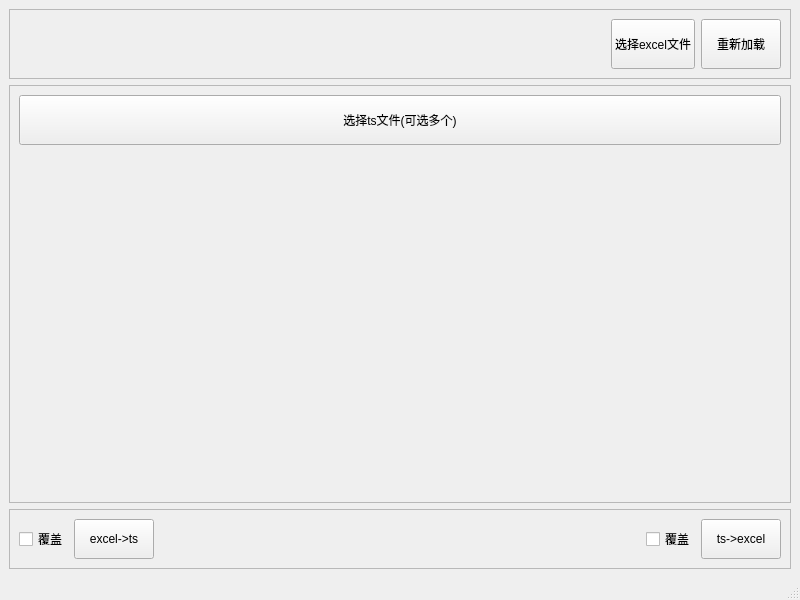
Before: the Qt Designer form QtlangImportTool/mainwindow.ui in adminlzy/QtTranslateTool, drawn with Qt 5.
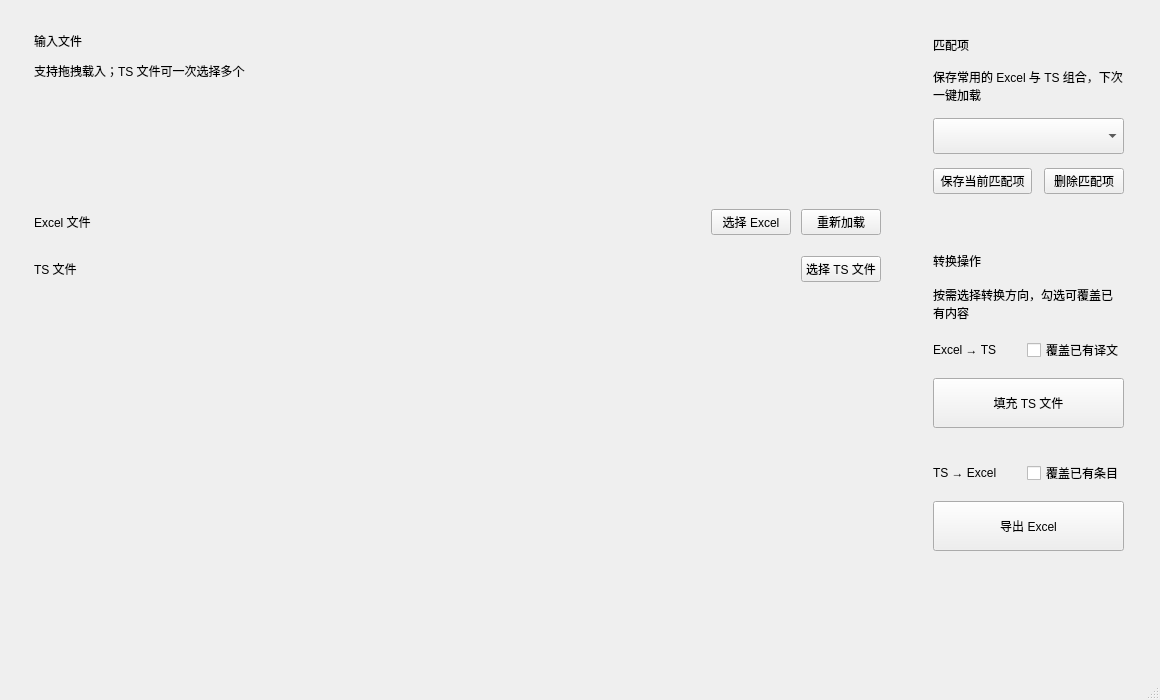
After: the same form once the commit is applied. Custom widgets are drawn as their Qt base class.

Commit message:
新增拖拽导入与匹配项管理，重构界面样式
- 支持将 xls/xlsx/ts 拖入窗口或拖放区自动载入，Excel 与 TS 自动分流
- 新增匹配项功能：保存/删除/切换常用 Excel+TS 组合，启动时恢复上次使用的匹配项与文件，文件缺失时给出提示
- Excel->TS 时未翻译词条改为弹窗选择保存路径，并新增 clearData/clearTsData 清理上一批数据
- 新增 QSS 主题、SVG 图标、高 DPI 支持，主窗口改为左右分栏卡片布局，进度条改为文件名+百分比行内展示并支持省略号
- 修复 Excel 读取进度计算错误、createbtn 内存泄漏、MinGW 下 Release 编译参数不兼容（调试符号参数仅对 MSVC 生效）
- 新增 .gitignore，忽略构建产物、本机 Qt Creator 配置与工具本地数据
- README 补充拖拽、匹配项、导出路径等新功能说明并修正错别字

Diff of the .ui file:
```diff
--- a/QtlangImportTool/mainwindow.ui
+++ b/QtlangImportTool/mainwindow.ui
@@ -6,26 +6,117 @@
    <rect>
     <x>0</x>
     <y>0</y>
-    <width>800</width>
-    <height>600</height>
+    <width>1160</width>
+    <height>700</height>
    </rect>
   </property>
+  <property name="minimumSize">
+   <size>
+    <width>1000</width>
+    <height>620</height>
+   </size>
+  </property>
   <property name="windowTitle">
    <string>MainWindow</string>
   </property>
   <widget class="QWidget" name="centralwidget">
-   <layout class="QGridLayout" name="gridLayout_5">
-    <item row="0" column="0">
+   <layout class="QHBoxLayout" name="mainLayout">
+    <property name="leftMargin">
+     <number>16</number>
+    </property>
+    <property name="topMargin">
+     <number>16</number>
+    </property>
+    <property name="rightMargin">
+     <number>16</number>
+    </property>
+    <property name="bottomMargin">
+     <number>16</number>
+    </property>
+    <property name="spacing">
+     <number>14</number>
+    </property>
+    <item>
      <widget class="QFrame" name="frame_3">
+      <property name="sizePolicy">
+       <sizepolicy hsizetype="Expanding" vsizetype="Expanding">
+        <horstretch>3</horstretch>
+        <verstretch>1</verstretch>
+       </sizepolicy>
+      </property>
       <property name="frameShape">
-       <enum>QFrame::StyledPanel</enum>
+       <enum>QFrame::NoFrame</enum>
       </property>
-      <property name="frameShadow">
-       <enum>QFrame::Raised</enum>
-      </property>
-      <layout class="QGridLayout" name="gridLayout_4">
-       <item row="0" column="0">
-        <layout class="QHBoxLayout" name="horizontalLayout">
+      <layout class="QVBoxLayout" name="layout_input">
+       <property name="leftMargin">
+        <number>18</number>
+       </property>
+       <property name="topMargin">
+        <number>16</number>
+       </property>
+       <property name="rightMargin">
+        <number>18</number>
+       </property>
+       <property name="bottomMargin">
+        <number>16</number>
+       </property>
+       <property name="spacing">
+        <number>12</number>
+       </property>
+       <item>
+        <widget class="QLabel" name="label_inputTitle">
+         <property name="role" stdset="0">
+          <string>sectionTitle</string>
+         </property>
+         <property name="text">
+          <string>输入文件</string>
+         </property>
+        </widget>
+       </item>
+       <item>
+        <widget class="QLabel" name="label_inputHint">
+         <property name="role" stdset="0">
+          <string>subtitle</string>
+         </property>
+         <property name="text">
+          <string>支持拖拽载入；TS 文件可一次选择多个</string>
+         </property>
+         <property name="wordWrap">
+          <bool>true</bool>
+         </property>
+        </widget>
+       </item>
+       <item>
+        <widget class="DropArea" name="dropArea">
+         <property name="minimumSize">
+          <size>
+           <width>0</width>
+           <height>96</height>
+          </size>
+         </property>
+         <property name="sizePolicy">
+          <sizepolicy hsizetype="Expanding" vsizetype="Preferred">
+           <horstretch>0</horstretch>
+           <verstretch>0</verstretch>
+          </sizepolicy>
+         </property>
+        </widget>
+       </item>
+       <item>
+        <layout class="QHBoxLayout" name="layout_excelRow">
+         <property name="spacing">
+          <number>10</number>
+         </property>
+         <item>
+          <widget class="QLabel" name="label_excel">
+           <property name="role" stdset="0">
+            <string>fieldLabel</string>
+           </property>
+           <property name="text">
+            <string>Excel 文件</string>
+           </property>
+          </widget>
+         </item>
          <item>
           <widget class="QWidget" name="widget_excel" native="true">
            <property name="sizePolicy">
@@ -34,29 +125,23 @@
              <verstretch>0</verstretch>
             </sizepolicy>
            </property>
+           <property name="minimumSize">
+            <size>
+             <width>0</width>
+             <height>44</height>
+            </size>
+           </property>
           </widget>
          </item>
          <item>
           <widget class="QPushButton" name="pushButton_loadexcel">
-           <property name="minimumSize">
-            <size>
-             <width>0</width>
-             <height>50</height>
-            </size>
-           </property>
            <property name="text">
-            <string>选择excel文件</string>
+            <string>选择 Excel</string>
            </property>
           </widget>
          </item>
          <item>
           <widget class="QPushButton" name="pushButton_reload">
-           <property name="minimumSize">
-            <size>
-             <width>0</width>
-             <height>50</height>
-            </size>
-           </property>
            <property name="text">
             <string>重新加载</string>
            </property>
@@ -64,144 +149,390 @@
          </item>
         </layout>
        </item>
-      </layout>
-     </widget>
-    </item>
-    <item row="1" column="0">
-     <widget class="QFrame" name="frame_2">
-      <property name="sizePolicy">
-       <sizepolicy hsizetype="Preferred" vsizetype="Expanding">
-        <horstretch>0</horstretch>
-        <verstretch>0</verstretch>
-       </sizepolicy>
-      </property>
-      <property name="frameShape">
-       <enum>QFrame::StyledPanel</enum>
-      </property>
-      <property name="frameShadow">
-       <enum>QFrame::Raised</enum>
-      </property>
-      <layout class="QGridLayout" name="gridLayout_3">
-       <item row="0" column="0">
-        <layout class="QVBoxLayout" name="verticalLayout">
+       <item>
+        <layout class="QHBoxLayout" name="layout_tsHeader">
+         <property name="spacing">
+          <number>10</number>
+         </property>
+         <item>
+          <widget class="QLabel" name="label_ts">
+           <property name="role" stdset="0">
+            <string>fieldLabel</string>
+           </property>
+           <property name="text">
+            <string>TS 文件</string>
+           </property>
+          </widget>
+         </item>
+         <item>
+          <spacer name="horizontalSpacer_ts">
+           <property name="orientation">
+            <enum>Qt::Horizontal</enum>
+           </property>
+           <property name="sizeHint" stdset="0">
+            <size>
+             <width>40</width>
+             <height>20</height>
+            </size>
+           </property>
+          </spacer>
+         </item>
          <item>
           <widget class="QPushButton" name="pushButton_selectTsfile">
-           <property name="minimumSize">
-            <size>
-             <width>0</width>
-             <height>50</height>
-            </size>
+           <property name="toolTip">
+            <string>可按住 Ctrl / Shift 一次选择多个 .ts 文件</string>
            </property>
            <property name="text">
-            <string>选择ts文件(可选多个)</string>
+            <string>选择 TS 文件</string>
            </property>
           </widget>
          </item>
+        </layout>
+       </item>
+       <item>
+        <widget class="QScrollArea" name="scroll_ts">
+         <property name="minimumSize">
+          <size>
+           <width>0</width>
+           <height>120</height>
+          </size>
+         </property>
+         <property name="sizePolicy">
+          <sizepolicy hsizetype="Expanding" vsizetype="Expanding">
+           <horstretch>0</horstretch>
+           <verstretch>1</verstretch>
+          </sizepolicy>
+         </property>
+         <property name="frameShape">
+          <enum>QFrame::NoFrame</enum>
+         </property>
+         <property name="horizontalScrollBarPolicy">
+          <enum>Qt::ScrollBarAlwaysOff</enum>
+         </property>
+         <property name="widgetResizable">
+          <bool>true</bool>
+         </property>
+         <widget class="QWidget" name="widget_ts">
+          <property name="sizePolicy">
+           <sizepolicy hsizetype="Preferred" vsizetype="Preferred">
+            <horstretch>0</horstretch>
+            <verstretch>0</verstretch>
+           </sizepolicy>
+          </property>
+         </widget>
+        </widget>
+       </item>
+      </layout>
+     </widget>
+    </item>
+    <item>
+     <layout class="QVBoxLayout" name="layout_rightColumn">
+      <property name="spacing">
+       <number>18</number>
+      </property>
+      <item>
+       <widget class="QFrame" name="frame_profile">
+        <property name="sizePolicy">
+         <sizepolicy hsizetype="Preferred" vsizetype="Preferred">
+          <horstretch>0</horstretch>
+          <verstretch>0</verstretch>
+         </sizepolicy>
+        </property>
+        <property name="frameShape">
+         <enum>QFrame::NoFrame</enum>
+        </property>
+        <layout class="QVBoxLayout" name="layout_profile">
+         <property name="leftMargin">
+          <number>20</number>
+         </property>
+         <property name="topMargin">
+          <number>20</number>
+         </property>
+         <property name="rightMargin">
+          <number>20</number>
+         </property>
+         <property name="bottomMargin">
+          <number>20</number>
+         </property>
+         <property name="spacing">
+          <number>14</number>
+         </property>
          <item>
-          <widget class="QWidget" name="widget_ts" native="true">
+          <widget class="QLabel" name="label_profileTitle">
+           <property name="role" stdset="0">
+            <string>sectionTitle</string>
+           </property>
+           <property name="text">
+            <string>匹配项</string>
+           </property>
+          </widget>
+         </item>
+         <item>
+          <widget class="QLabel" name="label_profileHint">
+           <property name="role" stdset="0">
+            <string>subtitle</string>
+           </property>
+           <property name="text">
+            <string>保存常用的 Excel 与 TS 组合，下次一键加载</string>
+           </property>
+           <property name="wordWrap">
+            <bool>true</bool>
+           </property>
+          </widget>
+         </item>
+         <item>
+          <widget class="QComboBox" name="combo_profile">
            <property name="sizePolicy">
-            <sizepolicy hsizetype="Preferred" vsizetype="Expanding">
+            <sizepolicy hsizetype="Expanding" vsizetype="Fixed">
              <horstretch>0</horstretch>
              <verstretch>0</verstretch>
             </sizepolicy>
            </property>
+           <property name="minimumSize">
+            <size>
+             <width>0</width>
+             <height>36</height>
+            </size>
+           </property>
+           <property name="toolTip">
+            <string>选择匹配项后自动加载其 Excel 与 TS 文件</string>
+           </property>
           </widget>
          </item>
+         <item>
+          <layout class="QHBoxLayout" name="layout_profileButtons">
+           <property name="spacing">
+            <number>12</number>
+           </property>
+           <item>
+            <widget class="QPushButton" name="btn_saveProfile">
+             <property name="sizePolicy">
+              <sizepolicy hsizetype="Expanding" vsizetype="Fixed">
+               <horstretch>0</horstretch>
+               <verstretch>0</verstretch>
+              </sizepolicy>
+             </property>
+             <property name="toolTip">
+              <string>把当前 Excel 与 TS 选择保存为一个匹配项</string>
+             </property>
+             <property name="text">
+              <string>保存当前匹配项</string>
+             </property>
+            </widget>
+           </item>
+           <item>
+            <widget class="QPushButton" name="btn_deleteProfile">
+             <property name="toolTip">
+              <string>删除下拉框中选中的匹配项</string>
+             </property>
+             <property name="text">
+              <string>删除匹配项</string>
+             </property>
+             <property name="variant" stdset="0">
+              <string>danger</string>
+             </property>
+            </widget>
+           </item>
+          </layout>
+         </item>
         </layout>
-       </item>
-      </layout>
-     </widget>
-    </item>
-    <item row="2" column="0">
-     <widget class="QFrame" name="frame">
-      <property name="sizePolicy">
-       <sizepolicy hsizetype="Preferred" vsizetype="Fixed">
-        <horstretch>0</horstretch>
-        <verstretch>0</verstretch>
-       </sizepolicy>
-      </property>
-      <property name="minimumSize">
-       <size>
-        <width>0</width>
-        <height>50</height>
-       </size>
-      </property>
-      <property name="maximumSize">
-       <size>
-        <width>16777215</width>
-        <height>16777215</height>
-       </size>
-      </property>
-      <property name="frameShape">
-       <enum>QFrame::StyledPanel</enum>
-      </property>
-      <property name="frameShadow">
-       <enum>QFrame::Raised</enum>
-      </property>
-      <layout class="QGridLayout" name="gridLayout">
-       <item row="0" column="0">
-        <layout class="QHBoxLayout" name="horizontalLayout_2">
+       </widget>
+      </item>
+      <item>
+       <widget class="QFrame" name="frame">
+        <property name="sizePolicy">
+         <sizepolicy hsizetype="Preferred" vsizetype="Preferred">
+          <horstretch>0</horstretch>
+          <verstretch>0</verstretch>
+         </sizepolicy>
+        </property>
+        <property name="frameShape">
+         <enum>QFrame::NoFrame</enum>
+        </property>
+         <layout class="QVBoxLayout" name="layout_actions">
+         <property name="leftMargin">
+          <number>20</number>
+         </property>
+         <property name="topMargin">
+          <number>20</number>
+         </property>
+         <property name="rightMargin">
+          <number>20</number>
+         </property>
+         <property name="bottomMargin">
+          <number>20</number>
+         </property>
+         <property name="spacing">
+          <number>16</number>
+         </property>
          <item>
-          <widget class="QCheckBox" name="checkBox_excelts">
+          <widget class="QLabel" name="label_actionTitle">
+           <property name="role" stdset="0">
+            <string>sectionTitle</string>
+           </property>
            <property name="text">
-            <string>覆盖</string>
+            <string>转换操作</string>
            </property>
           </widget>
          </item>
+         <item>
+          <widget class="QLabel" name="label_actionHint">
+           <property name="role" stdset="0">
+            <string>subtitle</string>
+           </property>
+           <property name="text">
+            <string>按需选择转换方向，勾选可覆盖已有内容</string>
+           </property>
+           <property name="wordWrap">
+            <bool>true</bool>
+           </property>
+          </widget>
+         </item>
+         <item>
+          <layout class="QHBoxLayout" name="layout_excelTsHeader">
+           <property name="spacing">
+            <number>10</number>
+           </property>
+           <item>
+            <widget class="QLabel" name="label_actionExcelTs">
+             <property name="role" stdset="0">
+              <string>fieldLabel</string>
+             </property>
+             <property name="text">
+              <string>Excel → TS</string>
+             </property>
+            </widget>
+           </item>
+           <item>
+            <spacer name="horizontalSpacer_excelTs">
+             <property name="orientation">
+              <enum>Qt::Horizontal</enum>
+             </property>
+             <property name="sizeHint" stdset="0">
+              <size>
+               <width>20</width>
+               <height>20</height>
+              </size>
+             </property>
+            </spacer>
+           </item>
+           <item>
+            <widget class="QCheckBox" name="checkBox_excelts">
+             <property name="toolTip">
+              <string>勾选后会覆盖目标 TS 中已有的译文</string>
+             </property>
+             <property name="text">
+              <string>覆盖已有译文</string>
+             </property>
+            </widget>
+           </item>
+          </layout>
+         </item>
          <item>
           <widget class="QPushButton" name="btn_excelts">
            <property name="minimumSize">
             <size>
              <width>0</width>
-             <height>40</height>
+             <height>50</height>
             </size>
            </property>
            <property name="text">
-            <string>excel-&gt;ts</string>
+            <string>填充 TS 文件</string>
            </property>
           </widget>
          </item>
-        </layout>
-       </item>
-       <item row="0" column="1">
-        <spacer name="horizontalSpacer">
-         <property name="orientation">
-          <enum>Qt::Horizontal</enum>
-         </property>
-         <property name="sizeHint" stdset="0">
-          <size>
-           <width>487</width>
-           <height>20</height>
-          </size>
-         </property>
-        </spacer>
-       </item>
-       <item row="0" column="2">
-        <layout class="QHBoxLayout" name="horizontalLayout_3">
          <item>
-          <widget class="QCheckBox" name="checkBox_tsexcel">
-           <property name="text">
-            <string>覆盖</string>
+          <widget class="QFrame" name="line_divider">
+           <property name="minimumSize">
+            <size>
+             <width>0</width>
+             <height>1</height>
+            </size>
            </property>
+           <property name="maximumSize">
+            <size>
+             <width>16777215</width>
+             <height>1</height>
+            </size>
+           </property>
+           <property name="frameShape">
+            <enum>QFrame::NoFrame</enum>
+           </property>
           </widget>
          </item>
+         <item>
+          <layout class="QHBoxLayout" name="layout_tsExcelHeader">
+           <property name="spacing">
+            <number>10</number>
+           </property>
+           <item>
+            <widget class="QLabel" name="label_actionTsExcel">
+             <property name="role" stdset="0">
+              <string>fieldLabel</string>
+             </property>
+             <property name="text">
+              <string>TS → Excel</string>
+             </property>
+            </widget>
+           </item>
+           <item>
+            <spacer name="horizontalSpacer_tsExcel">
+             <property name="orientation">
+              <enum>Qt::Horizontal</enum>
+             </property>
+             <property name="sizeHint" stdset="0">
+              <size>
+               <width>20</width>
+               <height>20</height>
+              </size>
+             </property>
+            </spacer>
+           </item>
+           <item>
+            <widget class="QCheckBox" name="checkBox_tsexcel">
+             <property name="toolTip">
+              <string>勾选后会覆盖导出 Excel 中已有的条目</string>
+             </property>
+             <property name="text">
+              <string>覆盖已有条目</string>
+             </property>
+            </widget>
+           </item>
+          </layout>
+         </item>
          <item>
           <widget class="QPushButton" name="btn_tsexcel">
            <property name="minimumSize">
             <size>
              <width>0</width>
-             <height>40</height>
+             <height>50</height>
             </size>
            </property>
            <property name="text">
-            <string>ts-&gt;excel</string>
+            <string>导出 Excel</string>
+           </property>
+           <property name="variant" stdset="0">
+            <string>primary</string>
            </property>
           </widget>
          </item>
         </layout>
-       </item>
-      </layout>
-     </widget>
+       </widget>
+      </item>
+      <item>
+       <spacer name="verticalSpacer_right">
+        <property name="orientation">
+         <enum>Qt::Vertical</enum>
+        </property>
+        <property name="sizeHint" stdset="0">
+         <size>
+          <width>20</width>
+          <height>40</height>
+         </size>
+        </property>
+       </spacer>
+      </item>
+     </layout>
     </item>
    </layout>
   </widget>
@@ -217,6 +548,13 @@
   </widget>
   <widget class="QStatusBar" name="statusbar"/>
  </widget>
+ <customwidgets>
+  <customwidget>
+   <class>DropArea</class>
+   <extends>QLabel</extends>
+   <header>dropdownarea.h</header>
+  </customwidget>
+ </customwidgets>
  <resources/>
  <connections/>
 </ui>
```
Left out of the diff: 15 changed lines with no effect on the pictures. The commit also changes 20 other files.
